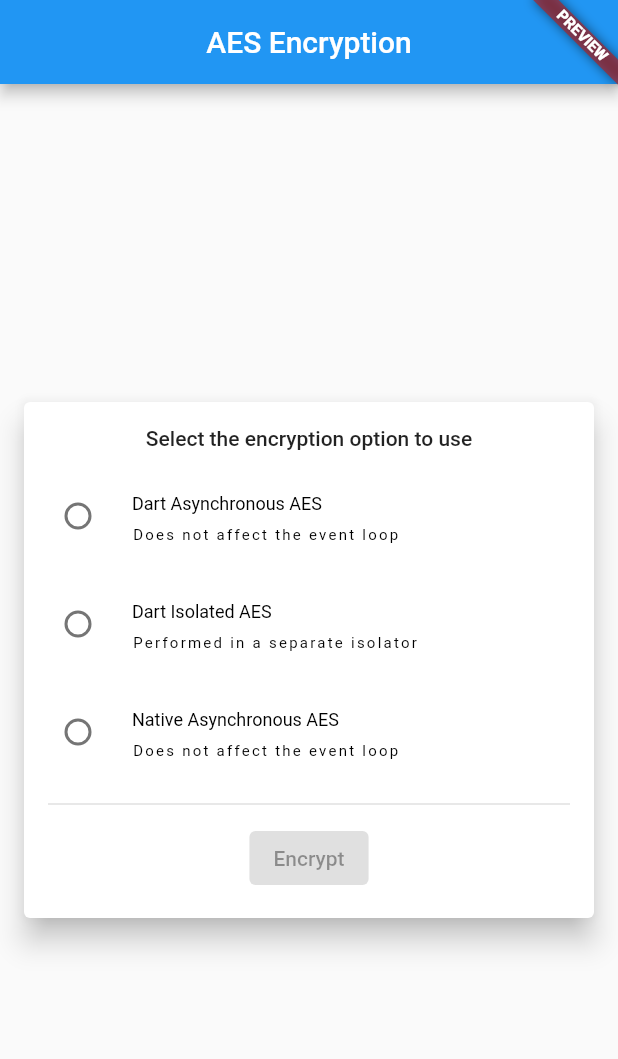
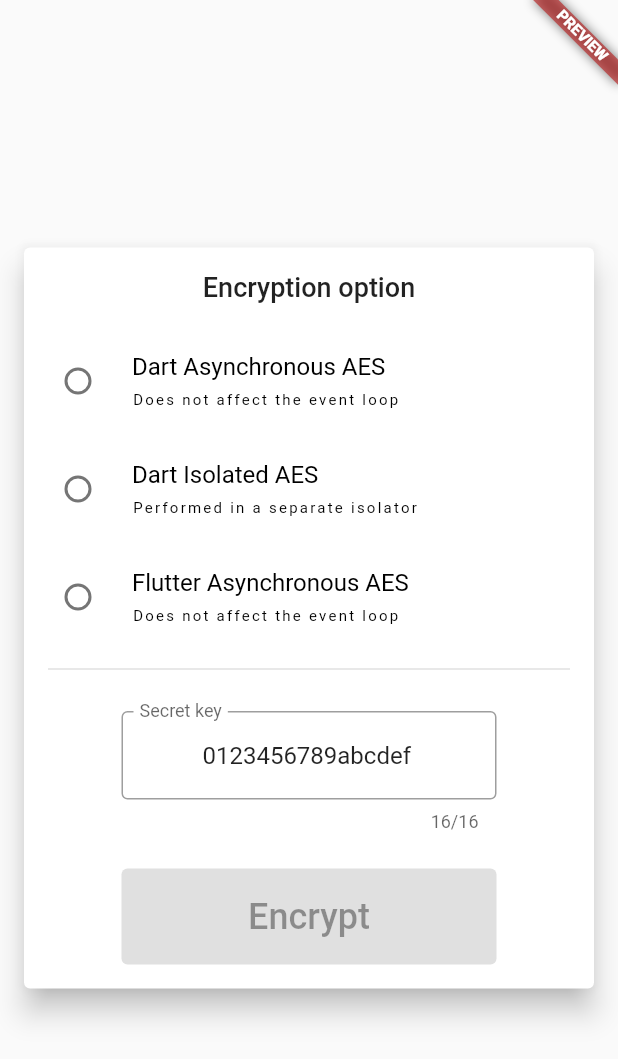
Before and after one commit to PlugFox/aes_encryption_example, a Flutter app: the screen it shows after launch, on a phone screen of 412 x 824 dp. Shown: the top 1059 px of the screen. Run offline on Flutter 3.47's test engine with Material 2 defaults, Android fonts, the phone set to English and light mode, and no system bars; our stand-ins replace file_picker, freezed_annotation; missing offline and left inert: cryptography, cryptography_flutter, dart:html, flutter_file_dialog.

Commit message:
Encryption algorithm

```diff
--- a/lib/src/feature/encryption/data/encryption_algorithm.dart
+++ b/lib/src/feature/encryption/data/encryption_algorithm.dart
@@ -1,26 +1,27 @@
 import 'dart:io' as io;
 
 import '../model/encryption_progress.dart';
-import 'encryption_algorithms/dart_aes.dart';
-import 'encryption_algorithms/native_aes.dart';
+import 'encryption_algorithms/dart_aes_async.dart';
+import 'encryption_algorithms/dart_aes_isolate.dart';
+import 'encryption_algorithms/flutter_aes_async.dart';
 
 enum EncryptionAlgorithm {
   dartAesAsync(
     'Dart Asynchronous AES',
     'Does not affect the event loop',
-    $EncryptionAlgorithmDartAES.async,
+    $dartAesAsync,
   ),
 
   dartAesIsolate(
     'Dart Isolated AES',
     'Performed in a separate isolator',
-    $EncryptionAlgorithmDartAES.isolate,
+    $dartAesIsolate,
   ),
 
   nativeAesAsync(
-    'Native Asynchronous AES',
+    'Flutter Asynchronous AES',
     'Does not affect the event loop',
-    $EncryptionAlgorithmNativeAES.async,
+    $flutterAesAsync,
   );
 
   const EncryptionAlgorithm(this.name, this.description, this._encrypt);
--- a/lib/src/feature/encryption/widget/encryption_form.dart
+++ b/lib/src/feature/encryption/widget/encryption_form.dart
@@ -22,10 +22,12 @@ class EncryptionForm extends StatefulWidget {
 
 class _EncryptionFormState extends State<EncryptionForm> with _ProgressMixin {
   final ValueNotifier<EncryptionAlgorithm?> _algorithmNotifier = ValueNotifier<EncryptionAlgorithm?>(null);
+  final TextEditingController _secretKeyController = TextEditingController(text: '0123456789abcdef');
 
   @override
   void dispose() {
     _algorithmNotifier.dispose();
+    _secretKeyController.dispose();
     super.dispose();
   }
 
@@ -35,7 +37,13 @@ class _EncryptionFormState extends State<EncryptionForm> with _ProgressMixin {
         builder: (context, inProgress, _) => Stack(
           alignment: Alignment.center,
           children: <Widget>[
-            Positioned.fill(child: _FormContent(algorithmNotifier: _algorithmNotifier, inProgress: inProgress)),
+            Positioned.fill(
+              child: _FormContent(
+                algorithmNotifier: _algorithmNotifier,
+                secretKey: _secretKeyController,
+                inProgress: inProgress,
+              ),
+            ),
             Positioned.fill(child: _ProgressBarrier(inProgress: inProgress)),
           ],
         ),
@@ -98,11 +106,13 @@ mixin _ProgressMixin on State<EncryptionForm> {
 
 class _FormContent extends StatelessWidget {
   const _FormContent({
+    required this.inProgress,
+    required this.secretKey,
     required this.algorithmNotifier,
-    required this.inProgress,
   });
 
   final bool inProgress;
+  final TextEditingController secretKey;
   final ValueNotifier<EncryptionAlgorithm?> algorithmNotifier;
 
   @override
@@ -121,16 +131,26 @@ class _FormContent extends StatelessWidget {
                   crossAxisAlignment: CrossAxisAlignment.center,
                   children: <Widget>[
                     Text(
-                      'Select the encryption option to use',
-                      style: Theme.of(context).textTheme.labelLarge,
+                      'Encryption option',
+                      style: Theme.of(context).textTheme.labelLarge?.copyWith(fontSize: 18),
+                      maxLines: 1,
+                      overflow: TextOverflow.ellipsis,
                     ),
-                    const SizedBox(height: 8),
-                    // TODO: Secret key (16 chars, only numbers and text)
-                    // Matiunin Mikhail <plugfox@gmail.com>, 30 December 2022
+                    const SizedBox(height: 16),
                     ...EncryptionAlgorithm.values.map<Widget>(
                       (algorithm) => RadioListTile<EncryptionAlgorithm>(
-                        title: Text(algorithm.name, style: Theme.of(context).textTheme.labelMedium),
-                        subtitle: Text(algorithm.description, style: Theme.of(context).textTheme.labelSmall),
+                        title: Text(
+                          algorithm.name,
+                          style: Theme.of(context).textTheme.labelMedium?.copyWith(fontSize: 16),
+                          maxLines: 1,
+                          overflow: TextOverflow.ellipsis,
+                        ),
+                        subtitle: Text(
+                          algorithm.description,
+                          style: Theme.of(context).textTheme.labelSmall,
+                          maxLines: 1,
+                          overflow: TextOverflow.ellipsis,
+                        ),
                         value: algorithm,
                         groupValue: currentAlgorithm,
                         onChanged: (value) {
@@ -139,22 +159,51 @@ class _FormContent extends StatelessWidget {
                         },
                       ),
                     ),
-                    const Divider(
-                      height: 24,
-                      thickness: 1,
-                      indent: 16,
-                      endIndent: 16,
+                    const Divider(height: 24, thickness: 1, indent: 16, endIndent: 16),
+                    const SizedBox(height: 16),
+                    Padding(
+                      padding: const EdgeInsets.symmetric(horizontal: 16),
+                      child: Center(
+                        child: SizedBox(
+                          width: 250,
+                          child: TextField(
+                            controller: secretKey,
+                            expands: false,
+                            maxLength: 16,
+                            maxLines: 1,
+                            textAlign: TextAlign.center,
+                            keyboardType: TextInputType.visiblePassword,
+                            enabled: !inProgress,
+                            inputFormatters: <TextInputFormatter>[
+                              FilteringTextInputFormatter.allow(RegExp('[0-9a-fA-F]')),
+                            ],
+                            decoration: const InputDecoration(
+                              border: OutlineInputBorder(),
+                              labelText: 'Secret key',
+                              hintText: 'Secret key (16 chars)',
+                            ),
+                          ),
+                        ),
+                      ),
                     ),
-                    ElevatedButton(
-                      onPressed: currentAlgorithm == null || inProgress
-                          ? null
-                          : () {
-                              // TODO: pass secret key
-                              // Matiunin Mikhail <plugfox@gmail.com>, 30 December 2022
-                              EncryptionScope.encrypt(context, '0123456789abcdef', currentAlgorithm);
-                              HapticFeedback.mediumImpact().ignore();
-                            },
-                      child: const Text('Encrypt'),
+                    const SizedBox(height: 24),
+                    Center(
+                      child: SizedBox(
+                        width: 250,
+                        height: 64,
+                        child: ValueListenableBuilder(
+                          valueListenable: secretKey,
+                          builder: (context, key, __) => ElevatedButton(
+                            onPressed: currentAlgorithm == null || inProgress || key.text.length != 16
+                                ? null
+                                : () {
+                                    EncryptionScope.encrypt(context, key.text, currentAlgorithm);
+                                    HapticFeedback.mediumImpact().ignore();
+                                  },
+                            child: const Text('Encrypt', style: TextStyle(fontSize: 24)),
+                          ),
+                        ),
+                      ),
                     ),
                   ],
                 ),
--- a/lib/src/feature/encryption/widget/encryption_screen.dart
+++ b/lib/src/feature/encryption/widget/encryption_screen.dart
@@ -11,13 +11,9 @@ class EncryptionScreen extends StatelessWidget {
   const EncryptionScreen({super.key});
 
   @override
-  Widget build(BuildContext context) => EncryptionScope(
+  Widget build(BuildContext context) => const EncryptionScope(
         child: Scaffold(
-          appBar: AppBar(
-            title: const Text('AES Encryption'),
-            centerTitle: true,
-          ),
-          body: const SafeArea(
+          body: SafeArea(
             child: EncryptionForm(),
           ),
         ),
```
Also changed, not shown: lib/src/feature/encryption/data/encryption_algorithms/dart_aes_async.dart (renamed from lib/src/feature/encryption/data/encryption_algorithms/native_aes.dart, +31 -43 lines), lib/src/feature/encryption/data/encryption_algorithms/dart_aes_isolate.dart (added, +209 -0 lines), lib/src/feature/encryption/data/encryption_algorithms/flutter_aes_async.dart (renamed from lib/src/feature/encryption/data/encryption_algorithms/dart_aes.dart, +30 -49 lines).
